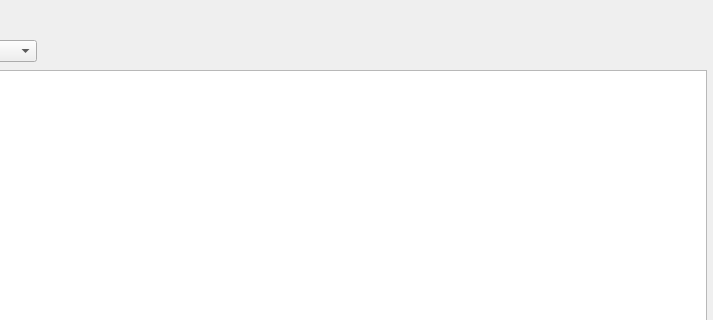
This is ArcApp/editrooms.ui in Arc-Project/Arc as Qt 5 draws it before an edit; both pictures show x 164 to 877 and y 0 to 320 of the 877 by 545 pixel window. The edited form follows.
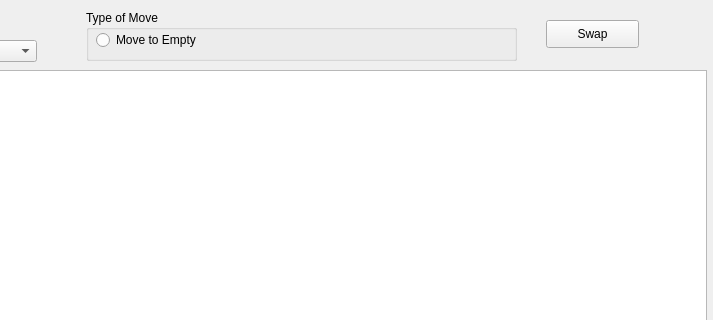
This is the edited form.

```diff
--- a/ArcApp/editrooms.ui
+++ b/ArcApp/editrooms.ui
@@ -62,6 +62,45 @@
     <string>Program</string>
    </property>
   </widget>
+  <widget class="QRadioButton" name="radioButton">
+   <property name="geometry">
+    <rect>
+     <x>260</x>
+     <y>30</y>
+     <width>131</width>
+     <height>20</height>
+    </rect>
+   </property>
+   <property name="text">
+    <string>Move to Empty</string>
+   </property>
+  </widget>
+  <widget class="QGroupBox" name="groupBox">
+   <property name="geometry">
+    <rect>
+     <x>250</x>
+     <y>10</y>
+     <width>431</width>
+     <height>51</height>
+    </rect>
+   </property>
+   <property name="title">
+    <string>Type of Move</string>
+   </property>
+  </widget>
+  <widget class="QPushButton" name="editSwap">
+   <property name="geometry">
+    <rect>
+     <x>710</x>
+     <y>20</y>
+     <width>93</width>
+     <height>28</height>
+    </rect>
+   </property>
+   <property name="text">
+    <string>Swap</string>
+   </property>
+  </widget>
  </widget>
  <resources/>
  <connections>
```
